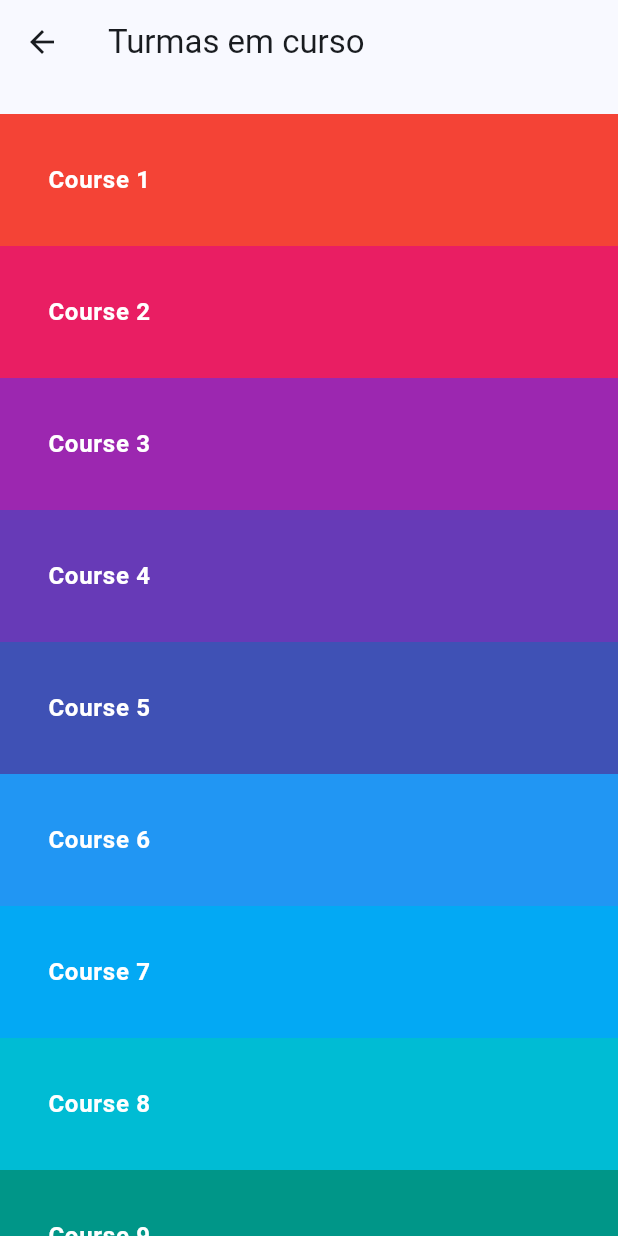
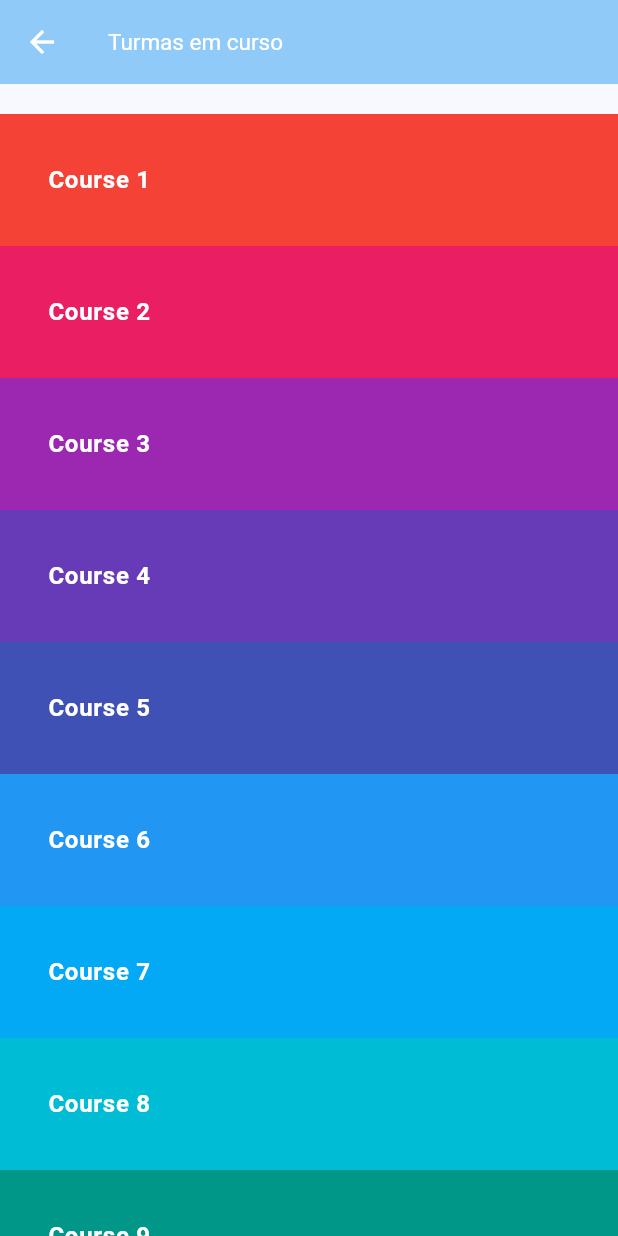
Before and after one commit to rayssamontecchiari/easyFacul, a Flutter app: the viewCourse screen opened directly, on a phone screen of 412 x 824 dp. Run offline on Flutter 3.47's test engine with Material 2 defaults, Android fonts, the light colour scheme and no system bars.

Commit message:
feat: adiciona pag de detalhes do curso e padroniza appbarcustom

```diff
--- a/lib/home_page.dart
+++ b/lib/home_page.dart
@@ -1,6 +1,7 @@
 import 'package:easy_facul/otherPages/add_course.dart';
-import 'package:easy_facul/otherPages/view_courses.dart';
 import 'package:flutter/material.dart';
+
+import 'otherPages/view_courses.dart';
 
 class HomePage extends StatelessWidget {
   const HomePage({Key? key}) : super(key: key);
--- a/lib/otherPages/view_courses.dart
+++ b/lib/otherPages/view_courses.dart
@@ -1,6 +1,9 @@
 import 'package:easy_facul/context/context.dart';
+import 'package:easy_facul/otherPages/course_details.dart';
 import 'package:flutter/material.dart';
 import 'package:provider/provider.dart';
+
+import '../utils/app_bar.dart';
 
 class viewCourse extends StatefulWidget {
   viewCourse({Key? key}) : super(key: key);
@@ -16,8 +19,8 @@ class _viewCourseState extends State<viewCourse> {
     final _userList = dataProvider.courses;
 
     return Scaffold(
-      appBar: AppBar(
-        title: const Text("Turmas em curso"),
+      appBar: AppBarCustom(
+        textTitle: "Turmas em curso",
       ),
       body: SafeArea(
         child: Column(
@@ -34,7 +37,12 @@ class _viewCourseState extends State<viewCourse> {
 
                   return InkWell(
                     onTap: () {
-                      // Lógica para lidar com o onTap do InkWell
+                      Navigator.push(
+                        context,
+                        MaterialPageRoute(
+                          builder: (_) => courseDetails(currentCourse: item),
+                        ),
+                      );
                     },
                     child: Container(
                       color: randomColor,
--- /dev/null
+++ b/lib/utils/app_bar.dart
@@ -0,0 +1,35 @@
+import 'package:flutter/material.dart';
+
+class AppBarCustom extends AppBar {
+  final String textTitle;
+
+  AppBarCustom({super.key, required this.textTitle})
+      : super(
+          leading: Builder(builder: (context) {
+            return InkWell(
+              onTap: () {
+                Navigator.of(context).pop();
+              },
+              child: const Padding(
+                padding: EdgeInsets.all(16),
+                child: Row(
+                  children: [
+                    Icon(
+                      Icons.arrow_back,
+                      color: Colors.white,
+                    )
+                  ],
+                ),
+              ),
+            );
+          }),
+          backgroundColor: Colors.blue[200],
+          title: Text(
+            textTitle,
+            style: const TextStyle(
+              color: Colors.white,
+              fontSize: 15,
+            ),
+          ),
+        );
+}
```
Also changed, not shown: lib/otherPages/add_course.dart (+3 -9 lines), lib/otherPages/course_details.dart (added, +31 -0 lines).
